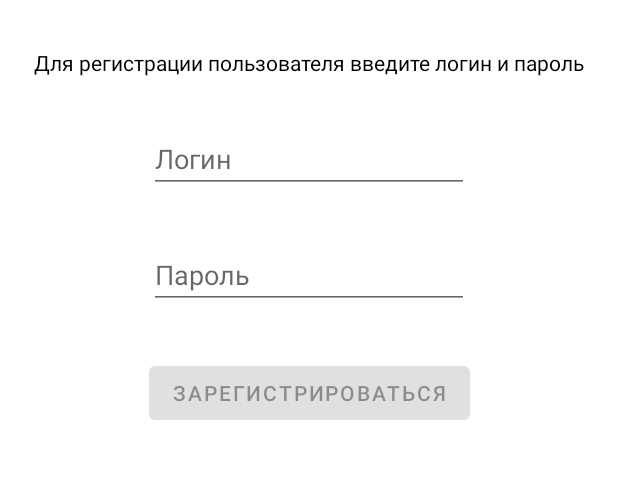
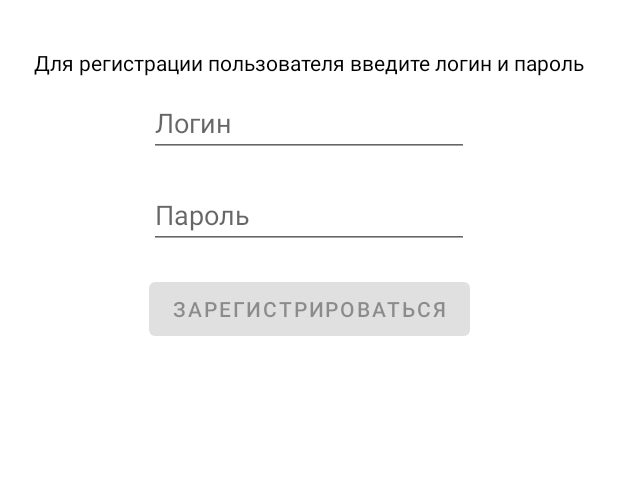
Before and after one commit to DmitrySuv-bit/OnlineBank, an Android app: the screen it shows after launch (MainActivity), after a tap on "ЗАРЕГИСТРИРОВАТЬСЯ", on a phone screen of 412 x 824 dp, the part 85-564 px from its top. Run offline under Robolectric (Android 15) with nearby library versions, the phone set to English and light mode, and no system bars; our stand-ins replace RxJava.

Commit message:
Черновик

```diff
--- a/app/src/main/java/com/example/online_bank/view/LoginFragment.kt
+++ b/app/src/main/java/com/example/online_bank/view/LoginFragment.kt
@@ -17,6 +17,10 @@ import io.reactivex.disposables.Disposable
 import io.reactivex.schedulers.Schedulers
 
 class LoginFragment : Fragment() {
+    private companion object {
+        const val NAME_KEY = "com.example.online_bank.view.name"
+    }
+
     private val loginViewModel = App.injectLoginViewModel()
     private var disposable: Disposable? = null
 
@@ -37,12 +41,18 @@ class LoginFragment : Fragment() {
         savedInstanceState: Bundle?
     ): View? {
         return inflater.inflate(R.layout.fragment_login, container, false)
+
+
     }
 
     override fun onViewCreated(view: View, savedInstanceState: Bundle?) {
         super.onViewCreated(view, savedInstanceState)
 
         name?.text = arguments?.let { LoginFragmentArgs.fromBundle(it).nameLogin }
+
+        isNameInputCondition = name?.text?.length!! >= 1
+
+        allowDispatch()
 
         view.findViewById<Button>(R.id.loginButton).setOnClickListener {
             logIn()
--- a/app/src/main/res/layout/activity_main.xml
+++ b/app/src/main/res/layout/activity_main.xml
@@ -6,17 +6,22 @@
     android:layout_height="match_parent"
     tools:context=".MainActivity">
 
-    <fragment
-        android:id="@+id/nav_host_fragment"
-        android:name="androidx.navigation.fragment.NavHostFragment"
+    <androidx.core.widget.NestedScrollView
         android:layout_width="match_parent"
-        android:layout_height="0dp"
-        app:defaultNavHost="true"
+        android:layout_height="match_parent"
+        android:fillViewport="true"
         app:layout_constraintBottom_toBottomOf="parent"
         app:layout_constraintEnd_toEndOf="parent"
-        app:layout_constraintHorizontal_bias="0.0"
         app:layout_constraintStart_toStartOf="parent"
-        app:layout_constraintTop_toTopOf="parent"
-        app:layout_constraintVertical_bias="0.0"
-        app:navGraph="@navigation/nav_graph" />
+        app:layout_constraintTop_toTopOf="parent">
+
+        <fragment
+            android:id="@+id/nav_host_fragment"
+            android:name="androidx.navigation.fragment.NavHostFragment"
+            android:layout_width="match_parent"
+            android:layout_height="wrap_content"
+            app:defaultNavHost="true"
+            app:navGraph="@navigation/nav_graph" />
+    </androidx.core.widget.NestedScrollView>
+
 </androidx.constraintlayout.widget.ConstraintLayout>
--- a/app/src/main/res/layout/fragment_login.xml
+++ b/app/src/main/res/layout/fragment_login.xml
@@ -44,7 +44,7 @@
         android:layout_width="wrap_content"
         android:layout_height="wrap_content"
         android:layout_marginStart="8dp"
-        android:layout_marginTop="32dp"
+        android:layout_marginTop="16dp"
         android:layout_marginEnd="8dp"
         android:autofillHints=""
         android:ems="10"
@@ -59,7 +59,7 @@
         android:layout_width="wrap_content"
         android:layout_height="wrap_content"
         android:layout_marginStart="8dp"
-        android:layout_marginTop="32dp"
+        android:layout_marginTop="16dp"
         android:layout_marginEnd="8dp"
         android:enabled="false"
         android:text="@string/login_button"
--- a/app/src/main/res/layout/fragment_registration.xml
+++ b/app/src/main/res/layout/fragment_registration.xml
@@ -27,7 +27,7 @@
         android:layout_width="wrap_content"
         android:layout_height="wrap_content"
         android:layout_marginStart="8dp"
-        android:layout_marginTop="32dp"
+        android:layout_marginTop="8dp"
         android:layout_marginEnd="8dp"
         android:autofillHints=""
         android:ems="10"
@@ -42,7 +42,7 @@
         android:layout_width="wrap_content"
         android:layout_height="wrap_content"
         android:layout_marginStart="8dp"
-        android:layout_marginTop="32dp"
+        android:layout_marginTop="16dp"
         android:layout_marginEnd="8dp"
         android:autofillHints=""
         android:ems="10"
@@ -57,7 +57,7 @@
         android:layout_width="wrap_content"
         android:layout_height="wrap_content"
         android:layout_marginStart="8dp"
-        android:layout_marginTop="32dp"
+        android:layout_marginTop="16dp"
         android:layout_marginEnd="8dp"
         android:enabled="false"
         android:text="@string/registration_button"
```
Also changed, not shown: app/src/main/java/com/example/online_bank/view/HomeFragment.kt (+4 -8 lines).
